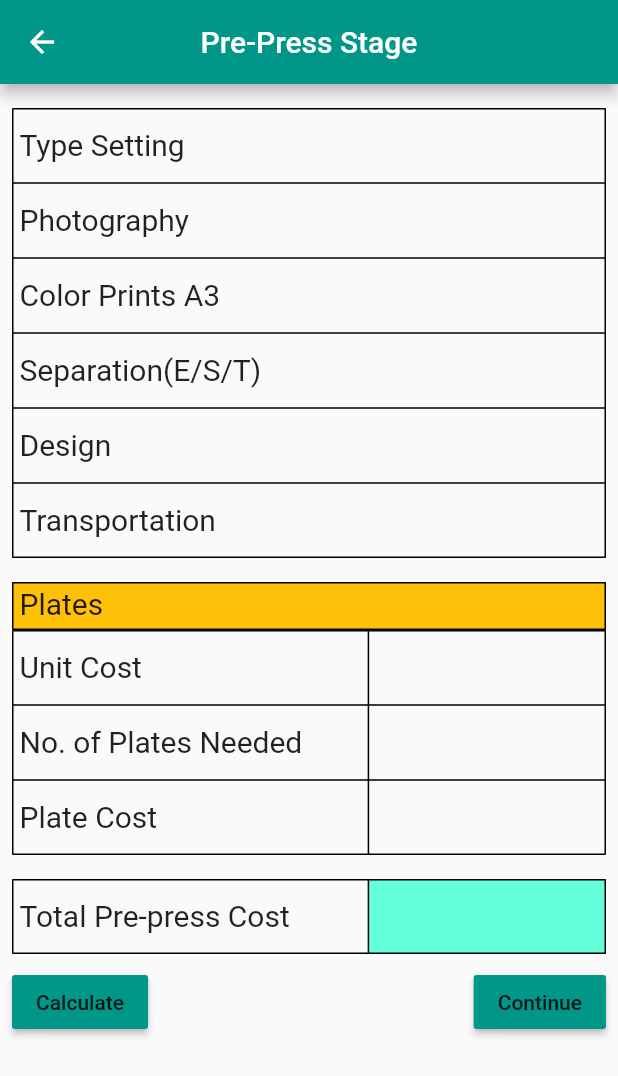
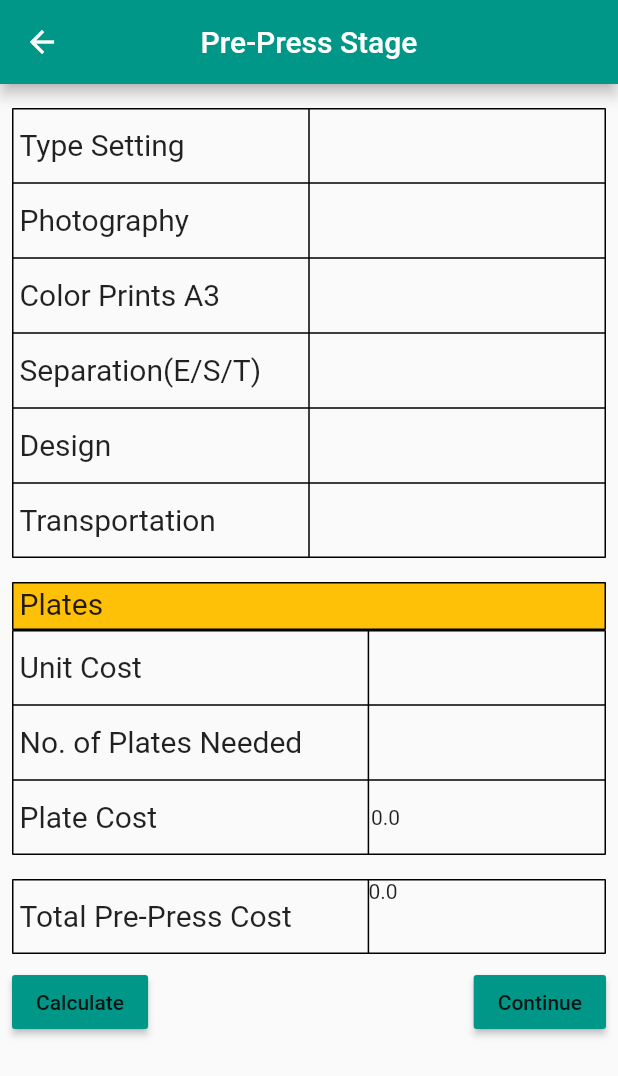
Before and after one commit to kravshan/Print-Managemen-App, a Flutter app: the PrePress screen opened directly, after a tap on "Calculate", on a phone screen of 412 x 824 dp. Shown: the top 1076 px of the screen. Run offline on Flutter 3.47's test engine with Material 2 defaults, Android fonts, the phone set to English and light mode, and no system bars; our stand-ins replace flutter_screenutil, hive; accounts and stored records are empty.

Commit message:
Print Management App Hive Updates New

```diff
--- a/lib/Pages/pre_press.dart
+++ b/lib/Pages/pre_press.dart
@@ -1,10 +1,9 @@
 import 'package:flutter/material.dart';
 import 'package:print_management/Services/table_cell.dart';
-import 'package:print_management/Services/input_cell.dart';
-import 'package:print_management/Services/table_result.dart';
 import 'package:print_management/Services/table_topic.dart';
 import 'package:hive/hive.dart';
 import 'package:flutter_screenutil/flutter_screenutil.dart';
+import 'package:print_management/Services/insert.dart';
 
 class PrePress extends StatefulWidget {
   @override
@@ -31,14 +30,43 @@ class _PrePressState extends State<PrePress> {
   }
 }
 
-class PrePressTable extends StatelessWidget {
+class PrePressTable extends StatefulWidget {
+
+  @override
+  State<PrePressTable> createState() => _PrePressTableState();
+}
+
+class _PrePressTableState extends State<PrePressTable> {
 
   var box = Hive.box<dynamic>('pre_press');
+  late double num1;
+  late double num2;
+  late double num3;
+  late double num4;
+  late double num5;
+  late double num6;
+  late double num7;
+  late double num8;
 
-  late String val;
+  double result = 0;
+  double totalResult = 0;
+
+  final TextEditingController _typeSetting = TextEditingController();
+  final TextEditingController _photography = TextEditingController();
+  final TextEditingController _color = TextEditingController();
+  final TextEditingController _separation = TextEditingController();
+  final TextEditingController _design = TextEditingController();
+  final TextEditingController _transportation = TextEditingController();
   final TextEditingController _unitCostController = TextEditingController();
   final TextEditingController _plateController = TextEditingController();
-  final TextEditingController _plateCostController = TextEditingController();
+
+  void calculateResult(){
+    setState(() {
+      result = num1*num2;
+      totalResult = result + num3 + num4 + num5 + num6 + num7 + num8;
+    });
+  }
+
 
   @override
   Widget build(BuildContext context) {
@@ -59,41 +87,40 @@ class PrePressTable extends StatelessWidget {
                 TableRow(
                   children: <Widget>[
                     TextTableCell(text: 'Type Setting', t: 13.0,),
-                    //InputCell(),
+                    Insert(myController: _typeSetting)
                   ]
                 ),
                 TableRow(
                     children: <Widget>[
                       TextTableCell(text: 'Photography' ,t: 13.0,),
-                      //InputCell(),
+                      Insert(myController: _photography)
                     ]
                 ),
                 TableRow(
                     children: <Widget>[
                       TextTableCell(text: 'Color Prints A3', t: 13.0,),
-                      //InputCell(),
+                      Insert(myController: _color)
                     ]
                 ),
                 TableRow(
                     children: <Widget>[
                       TextTableCell(text: 'Separation(E/S/T)',t: 13.0,),
-                      //InputCell(),
+                      Insert(myController: _separation)
                     ]
                 ),
                 TableRow(
                     children: <Widget>[
                       TextTableCell(text: 'Design' ,t: 13.0,),
-                      //InputCell(),
+                      Insert(myController: _design)
                     ]
                 ),
                 TableRow(
                     children: <Widget>[
                       TextTableCell(text: 'Transportation',t: 13.0,),
-                      //InputCell(),
+                      Insert(myController: _transportation)
                     ]
                 ),
               ],
-
             ),
             const SizedBox(height: 16.0,),
 
@@ -111,35 +138,13 @@ class PrePressTable extends StatelessWidget {
                 TableRow(
                   children: [
                     const TextTableCell(text: 'Unit Cost',t: 13.0,),
-                    TableCell(
-                      child: Padding(
-                        padding: EdgeInsets.symmetric(horizontal: 8.0.w),
-                        child: TextField(
-                          controller: _unitCostController,
-                          keyboardType: TextInputType.number,
-                          decoration: const InputDecoration(
-                            border: InputBorder.none,
-                          ),
-                        ),
-                      ),
-                    )
+                    Insert(myController: _unitCostController)
                   ]
                 ),
                 TableRow(
                     children: [
                       const TextTableCell(text: 'No. of Plates Needed',t: 13.0,),
-                      TableCell(
-                        child: Padding(
-                          padding: EdgeInsets.symmetric(horizontal: 8.0.w),
-                            child: TextField(
-                                controller: _plateController,
-                                keyboardType: TextInputType.number,
-                                decoration: const InputDecoration(
-                                  border: InputBorder.none,
-                                )
-                        )
-                      )
-                      )
+                      Insert(myController: _plateController)
                     ]
                 ),
                 TableRow(
@@ -148,7 +153,7 @@ class PrePressTable extends StatelessWidget {
                       TableCell(
                           child: Padding(
                             padding: EdgeInsets.symmetric(horizontal: 8.0.w),
-                            child: Text('')
+                            child: Text('$result')
                           )
                       )
                     ]
@@ -159,35 +164,66 @@ class PrePressTable extends StatelessWidget {
 
             //-----------End of Table 2---------------------------------------
 
-            const TableResult(text: 'Total Pre-press Cost', f0: 1.5, f1: 1.0),
+            Table(
+              border: TableBorder.all(),
+              columnWidths:  const <int, TableColumnWidth>{
+                0:FlexColumnWidth(1.5),
+                1:FlexColumnWidth(1.0)
+              },
+              children: [
+                TableRow(
+                    children: [
+                      TextTableCell(text: 'Total Pre-Press Cost',t: 13.0,),
+                      TableCell(
+                        child: Text('$totalResult')
+                      )
+                    ]
+                )
+              ],
+            ),
             const SizedBox(height: 8.0,),
             Row(
               mainAxisAlignment: MainAxisAlignment.spaceBetween,
               children: [
                 RaisedButton(
                   onPressed: (){
-                   final unitcost = _unitCostController.text;
-                   box.put('Unit Cost', unitcost);
+                    final typeSet = _typeSetting.text;
+                    box.put('Type Setting', typeSet);
 
-                   final plates = _plateController.text;
-                   box.put('Plates', plates);
+                    final photo = _photography.text;
+                    box.put('Photography', photo);
 
+                    final color = _color.text;
+                    box.put('Color Prints', color);
 
-                   // final platecost = _plateCostCrontroller.value;
-                   // try{
-                   //   box.put('Plate Cost', platecost);
-                   // }catch(e){
-                   //   print(e);
-                   // }
+                    final separation = _separation.text;
+                    box.put('Separation', separation);
 
+                    final design = _design.text;
+                    box.put('Design', design);
 
-                    //final a = Hive.box('pre_press').get('Unit Cost');
-                    //final b = Hive.box('pre_press').get(platesid);
-                    //final c = Hive.box('pre_press').get(platecostid);
+                    final trans = _transportation.text;
+                    box.put('Transportation', trans);
 
-                   var num1 = double.parse(box.get('Unit Cost'));
-                   var num2 = double.parse(box.get('Plates'));
-                   print(num1*num2);
+                    final unitcost = _unitCostController.text;
+                    box.put('Unit Cost', unitcost);
+
+                    final plates = _plateController.text;
+                    box.put('Plates', plates);
+
+                    num1 = double.parse(box.get('Unit Cost'));
+                    num2 = double.parse(box.get('Plates'));
+
+                    num3 = double.parse(box.get('Type Setting'));
+                    num4 = double.parse(box.get('Photography'));
+                    num5 = double.parse(box.get('Color Prints'));
+                    num6 = double.parse(box.get('Separation'));
+                    num7 = double.parse(box.get('Design'));
+                    num8 = double.parse(box.get('Transportation'));
+
+                    calculateResult();
+                    print(num1*num2);
+
                   },
                   child: const Text('Calculate'),
                   color: Colors.teal[500],
--- /dev/null
+++ b/lib/Services/insert.dart
@@ -0,0 +1,23 @@
+import 'package:flutter/material.dart';
+import 'package:flutter_screenutil/flutter_screenutil.dart';
+
+class Insert extends StatelessWidget {
+  late TextEditingController myController;
+  Insert({Key? key, required this.myController}) : super(key: key);
+
+  @override
+  Widget build(BuildContext context) {
+    return TableCell(
+      child: Padding(
+        padding: EdgeInsets.symmetric(horizontal: 8.0.w),
+        child: TextField(
+          controller: myController,
+          keyboardType: TextInputType.number,
+          decoration: const InputDecoration(
+            border: InputBorder.none,
+          ),
+        ),
+      ),
+    );
+  }
+}
```
Also changed, not shown: lib/Pages/post_press.dart (+65 -87 lines), lib/Pages/press.dart (+77 -12 lines).
